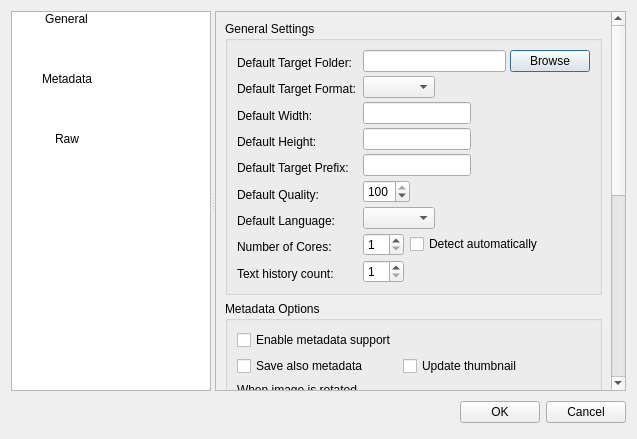
Above: dialogs/optionsdialog.ui from marek629/SIR before the change. Below: the same form after it.
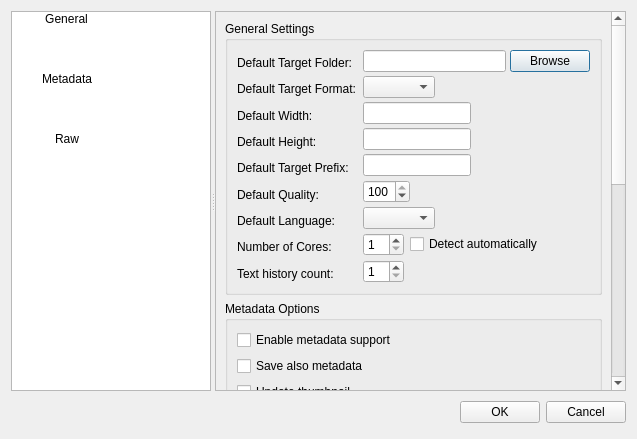
That is the form after the change. Icons and pictures are not drawn. Custom widgets are drawn as their Qt base class.

Commit message: apply Exif orientation tag into Exif's thumbnail (rotate thumbnail) added

Diff of the .ui file:
```diff
--- a/dialogs/optionsdialog.ui
+++ b/dialogs/optionsdialog.ui
@@ -80,9 +80,9 @@
        <property name="geometry">
         <rect>
          <x>0</x>
-         <y>-290</y>
+         <y>-274</y>
          <width>407</width>
-         <height>774</height>
+         <height>814</height>
         </rect>
        </property>
        <layout class="QVBoxLayout" name="verticalLayout_2">
@@ -320,11 +320,9 @@
           </property>
           <layout class="QVBoxLayout" name="verticalLayout_3">
            <item>
-            <layout class="QGridLayout" name="gridLayout">
-             <item row="0" column="0">
               <widget class="QCheckBox" name="metadataCheckBox">
                <property name="sizePolicy">
-                <sizepolicy hsizetype="Fixed" vsizetype="Fixed">
+              <sizepolicy hsizetype="Minimum" vsizetype="Fixed">
                  <horstretch>0</horstretch>
                  <verstretch>0</verstretch>
                 </sizepolicy>
@@ -337,15 +335,21 @@
                </property>
               </widget>
              </item>
-             <item row="1" column="0">
+           <item>
               <widget class="QCheckBox" name="saveMetadataCheckBox">
+             <property name="sizePolicy">
+              <sizepolicy hsizetype="Minimum" vsizetype="Preferred">
+               <horstretch>0</horstretch>
+               <verstretch>0</verstretch>
+              </sizepolicy>
+             </property>
                <property name="text">
                 <string>Save also metadata</string>
                </property>
               </widget>
              </item>
-             <item row="1" column="1">
-              <widget class="QCheckBox" name="thumbnailCheckBox">
+           <item>
+            <widget class="QCheckBox" name="thumbUpdateCheckBox">
                <property name="toolTip">
                 <string comment="When image changed SIR'll save current thumbnail in Exif metadata"/>
                </property>
@@ -354,7 +358,12 @@
                </property>
               </widget>
              </item>
-            </layout>
+           <item>
+            <widget class="QCheckBox" name="thumbRotateCheckBox">
+             <property name="text">
+              <string>Apply Exif Orientation tag to thumbnail</string>
+             </property>
+            </widget>
            </item>
            <item>
             <widget class="QGroupBox" name="rotateGroupBox">
```
Lines whose indentation alone changed are shown as unchanged. The commit also changes 9 other files.
